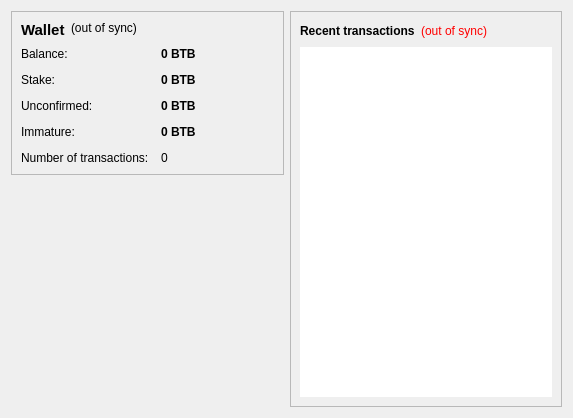
This is src/qt/forms/overviewpage.ui in Crypto-Currency/bitbar as Qt 5 draws it before an edit. The edited form follows.
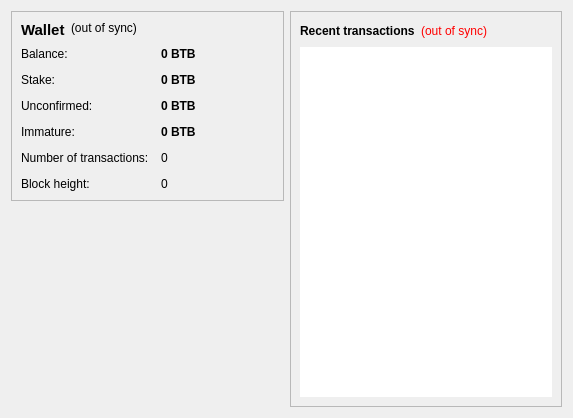
This is the edited form. Icons and pictures are not drawn.

The edit to the form file:
```diff
--- a/src/qt/forms/overviewpage.ui
+++ b/src/qt/forms/overviewpage.ui
@@ -219,6 +219,23 @@
             </property>
            </widget>
           </item>
+          <item row="5" column="0">
+           <widget class="QLabel" name="label_height">
+            <property name="text">
+             <string>Block height:</string>
+            </property>
+           </widget>
+          </item>
+          <item row="5" column="1">
+           <widget class="QLabel" name="blockHeight">
+            <property name="toolTip">
+             <string>current block height in sync</string>
+            </property>
+            <property name="text">
+             <string notr="true">0</string>
+            </property>
+           </widget>
+          </item>
          </layout>
         </item>
        </layout>
```
